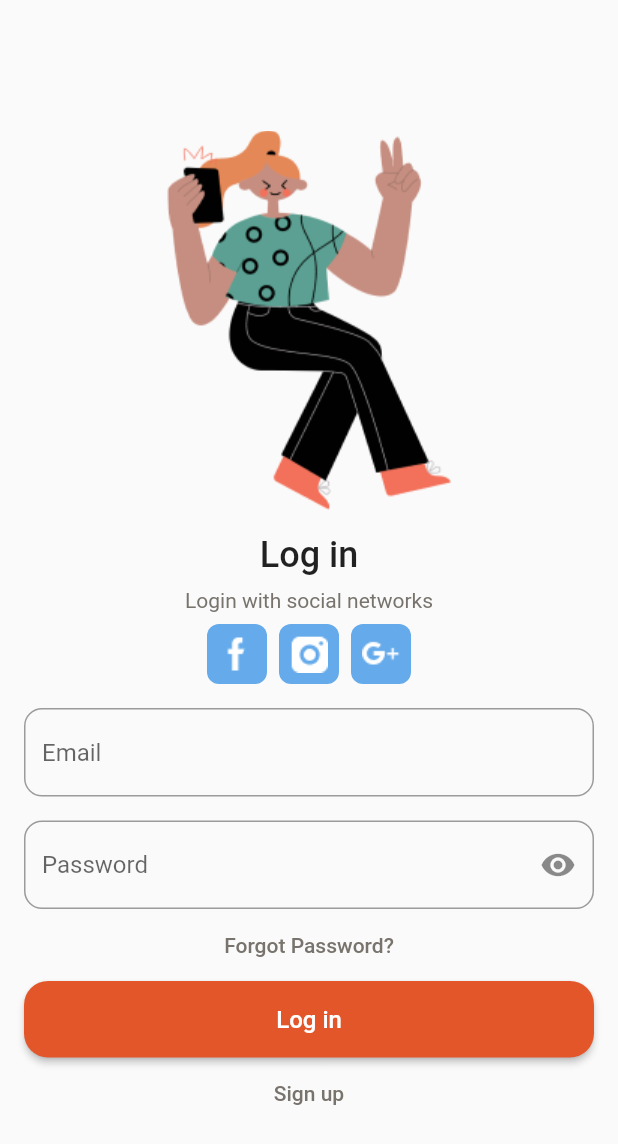
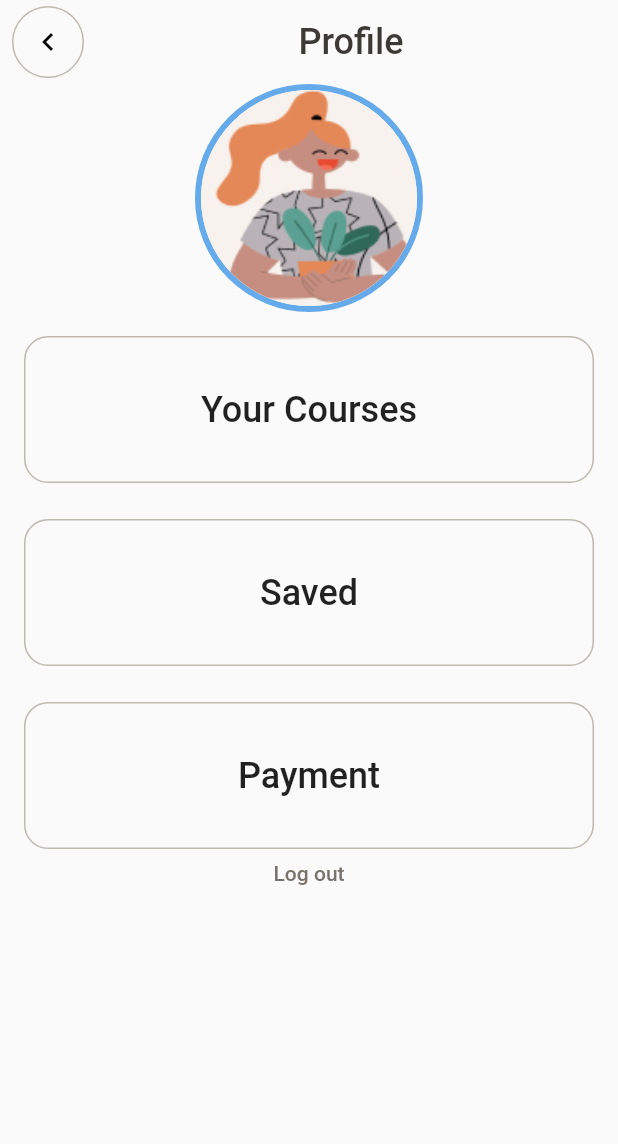
Before and after one commit to eajane28/edtech_mobileapp, a Flutter app: the screen it shows after launch, after a tap on "Next", after a tap on "Skip", after a tap on "Log in", on a phone screen of 412 x 824 dp. Shown: the top 1144 px of the screen. Run offline on Flutter 3.47's test engine with Material 2 defaults, Android fonts, the phone set to English and light mode, and no system bars; our stand-ins replace stacked, stacked_services, stacked_shared.

Commit message:
Profile UI without NavBar

```diff
--- a/lib/app/app.dart
+++ b/lib/app/app.dart
@@ -7,6 +7,7 @@ import 'package:stacked_services/stacked_services.dart';
 import 'package:edtech_mobile/ui/views/intro/intro_view.dart';
 import 'package:edtech_mobile/ui/views/login/login_view.dart';
 import 'package:edtech_mobile/ui/views/signup/signup_view.dart';
+import 'package:edtech_mobile/ui/views/profile/profile_view.dart';
 // @stacked-import
 
 @StackedApp(
@@ -16,6 +17,7 @@ import 'package:edtech_mobile/ui/views/signup/signup_view.dart';
     MaterialRoute(page: IntroView),
     MaterialRoute(page: LoginView),
     MaterialRoute(page: SignupView),
+    MaterialRoute(page: ProfileView),
 // @stacked-route
   ],
   dependencies: [
--- a/lib/app/app.router.dart
+++ b/lib/app/app.router.dart
@@ -8,12 +8,13 @@
 import 'package:edtech_mobile/ui/views/home/home_view.dart' as _i2;
 import 'package:edtech_mobile/ui/views/intro/intro_view.dart' as _i4;
 import 'package:edtech_mobile/ui/views/login/login_view.dart' as _i5;
+import 'package:edtech_mobile/ui/views/profile/profile_view.dart' as _i7;
 import 'package:edtech_mobile/ui/views/signup/signup_view.dart' as _i6;
 import 'package:edtech_mobile/ui/views/startup/startup_view.dart' as _i3;
-import 'package:flutter/material.dart' as _i7;
+import 'package:flutter/material.dart' as _i8;
 import 'package:flutter/material.dart';
 import 'package:stacked/stacked.dart' as _i1;
-import 'package:stacked_services/stacked_services.dart' as _i8;
+import 'package:stacked_services/stacked_services.dart' as _i9;
 
 class Routes {
   static const homeView = '/home-view';
@@ -26,12 +27,15 @@ class Routes {
 
   static const signupView = '/signup-view';
 
+  static const profileView = '/profile-view';
+
   static const all = <String>{
     homeView,
     startupView,
     introView,
     loginView,
     signupView,
+    profileView,
   };
 }
 
@@ -57,36 +61,46 @@ class StackedRouter extends _i1.RouterBase {
       Routes.signupView,
       page: _i6.SignupView,
     ),
+    _i1.RouteDef(
+      Routes.profileView,
+      page: _i7.ProfileView,
+    ),
   ];
 
   final _pagesMap = <Type, _i1.StackedRouteFactory>{
     _i2.HomeView: (data) {
-      return _i7.MaterialPageRoute<dynamic>(
+      return _i8.MaterialPageRoute<dynamic>(
         builder: (context) => const _i2.HomeView(),
         settings: data,
       );
     },
     _i3.StartupView: (data) {
-      return _i7.MaterialPageRoute<dynamic>(
+      return _i8.MaterialPageRoute<dynamic>(
         builder: (context) => const _i3.StartupView(),
         settings: data,
       );
     },
     _i4.IntroView: (data) {
-      return _i7.MaterialPageRoute<dynamic>(
+      return _i8.MaterialPageRoute<dynamic>(
         builder: (context) => const _i4.IntroView(),
         settings: data,
       );
     },
     _i5.LoginView: (data) {
-      return _i7.MaterialPageRoute<dynamic>(
+      return _i8.MaterialPageRoute<dynamic>(
         builder: (context) => const _i5.LoginView(),
         settings: data,
       );
     },
     _i6.SignupView: (data) {
-      return _i7.MaterialPageRoute<dynamic>(
+      return _i8.MaterialPageRoute<dynamic>(
         builder: (context) => const _i6.SignupView(),
+        settings: data,
+      );
+    },
+    _i7.ProfileView: (data) {
+      return _i8.MaterialPageRoute<dynamic>(
+        builder: (context) => const _i7.ProfileView(),
         settings: data,
       );
     },
@@ -98,7 +112,7 @@ class StackedRouter extends _i1.RouterBase {
   Map<Type, _i1.StackedRouteFactory> get pagesMap => _pagesMap;
 }
 
-extension NavigatorStateExtension on _i8.NavigationService {
+extension NavigatorStateExtension on _i9.NavigationService {
   Future<dynamic> navigateToHomeView([
     int? routerId,
     bool preventDuplicates = true,
@@ -163,6 +177,20 @@ extension NavigatorStateExtension on _i8.NavigationService {
         transition,
   ]) async {
     return navigateTo<dynamic>(Routes.signupView,
+        id: routerId,
+        preventDuplicates: preventDuplicates,
+        parameters: parameters,
+        transition: transition);
+  }
+
+  Future<dynamic> navigateToProfileView([
+    int? routerId,
+    bool preventDuplicates = true,
+    Map<String, String>? parameters,
+    Widget Function(BuildContext, Animation<double>, Animation<double>, Widget)?
+        transition,
+  ]) async {
+    return navigateTo<dynamic>(Routes.profileView,
         id: routerId,
         preventDuplicates: preventDuplicates,
         parameters: parameters,
@@ -238,4 +266,18 @@ extension NavigatorStateExtension on _i8.NavigationService {
         parameters: parameters,
         transition: transition);
   }
+
+  Future<dynamic> replaceWithProfileView([
+    int? routerId,
+    bool preventDuplicates = true,
+    Map<String, String>? parameters,
+    Widget Function(BuildContext, Animation<double>, Animation<double>, Widget)?
+        transition,
+  ]) async {
+    return replaceWith<dynamic>(Routes.profileView,
+        id: routerId,
+        preventDuplicates: preventDuplicates,
+        parameters: parameters,
+        transition: transition);
+  }
 }
--- a/lib/ui/common/back_button.dart
+++ b/lib/ui/common/back_button.dart
@@ -1,28 +1,24 @@
 import 'package:flutter/material.dart';
 
 Widget backButton() {
-  return SafeArea(
-    child: Container(
-      margin: const EdgeInsets.only(left: 15.0),
-      padding: const EdgeInsets.only(top: 16),
-      child: Container(
+  return Row(
+    mainAxisAlignment: MainAxisAlignment.start,
+    children: [
+      const SizedBox(width: 8),
+      Container(
+        width: 48,
+        height: 48,
         decoration: BoxDecoration(
           shape: BoxShape.circle,
-         border: Border.all(
-          color: const Color(0xFFBEBAB3)
-         ),
+          border: Border.all(color: const Color(0xFFBEBAB3)),
         ),
-        child: Stack(
-          children: <Widget>[
-            Center(
-              child: IconButton(
-                icon: const Icon(Icons.arrow_back_ios),
-                onPressed: () {},
-              ),
-            ),
-          ],
+        child: Center(
+          child: IconButton(
+            icon: const Icon(Icons.chevron_left),
+            onPressed: () {},
+          ),
         ),
       ),
-    ),
+    ],
   );
 }
--- /dev/null
+++ b/lib/ui/common/constants.dart
@@ -0,0 +1,5 @@
+class IconsInvolve {
+  IconsInvolve._();
+
+  static const String _rootpath = "assets/";
+}
--- a/lib/ui/views/home/home_view.dart
+++ b/lib/ui/views/home/home_view.dart
@@ -1,5 +1,6 @@
 // import 'package:edtech_mobile/model/intro_data.dart';
 
+// import 'package:edtech_mobile/ui/common/back_button.dart';
 import 'package:flutter/material.dart';
 import 'package:stacked/stacked.dart';
 // import 'package:edtech_mobile/ui/common/app_colors.dart';
@@ -17,7 +18,8 @@ class HomeView extends StackedView<HomeViewModel> {
     HomeViewModel viewModel,
     Widget? child,
   ) {
-    return const Scaffold();
+    return const Scaffold(
+    );
   }
 
   @override
--- a/lib/ui/views/login/login_view.dart
+++ b/lib/ui/views/login/login_view.dart
@@ -110,7 +110,7 @@ class LoginView extends StackedView<LoginViewModel> {
                   shape: RoundedRectangleBorder(
                       borderRadius: BorderRadius.circular(16)),
                   color: const Color(0xFFE3562A),
-                  onPressed: () {},
+                  onPressed: viewModel.profile,
                   child: const Padding(
                     padding: EdgeInsets.symmetric(vertical: 16.0),
                     child: Text('Log in',
--- a/lib/ui/views/login/login_viewmodel.dart
+++ b/lib/ui/views/login/login_viewmodel.dart
@@ -5,7 +5,6 @@ import 'package:stacked/stacked.dart';
 import 'package:stacked_services/stacked_services.dart';
 
 class LoginViewModel extends BaseViewModel {
-
   final _navigationService = locator<NavigationService>();
 
   // Place anything here that needs to happen before we get into the application
@@ -24,14 +23,17 @@ class LoginViewModel extends BaseViewModel {
 
   bool isObscure = true;
 
-  void changeIcon(){
+  void changeIcon() {
     isObscure = !isObscure;
     rebuildUi();
   }
 
-  void signUp()
-  {
+  void signUp() {
     _navigationService.replaceWithSignupView();
   }
 
+  void profile() //dummy
+  {
+    _navigationService.replaceWithProfileView();
+  }
 }
--- /dev/null
+++ b/lib/ui/views/profile/profile_view.dart
@@ -0,0 +1,150 @@
+import 'package:edtech_mobile/ui/common/back_button.dart';
+import 'package:flutter/material.dart';
+import 'package:stacked/stacked.dart';
+
+import 'profile_viewmodel.dart';
+
+class ProfileView extends StackedView<ProfileViewModel> {
+  const ProfileView({Key? key}) : super(key: key);
+
+  @override
+  Widget builder(
+    BuildContext context,
+    ProfileViewModel viewModel,
+    Widget? child,
+  ) {
+    return Scaffold(
+      appBar: AppBar(
+        iconTheme: const IconThemeData(
+          color: Colors.black,
+        ),
+        backgroundColor: Colors.transparent,
+        elevation: 0,
+        leading: backButton(),
+        title: const Center(
+          child: Text(
+            'Profile',
+            style: TextStyle(
+              fontSize: 24,
+              fontWeight: FontWeight.w500,
+              color: Color(0xFF3C3A36),
+            ),
+          ),
+        ),
+      ),
+      body: SafeArea(
+        child: SingleChildScrollView(
+          child: Center(
+            child: Column(
+              mainAxisAlignment: MainAxisAlignment.center,
+              crossAxisAlignment: CrossAxisAlignment.center,
+              children: [
+                Container(
+                  decoration: BoxDecoration(
+                    shape: BoxShape.circle,
+                    border: Border.all(
+                      color: const Color(0xFF65AAEA),
+                      width: 4
+                    )
+                  ),
+                  child: const CircleAvatar(
+                    radius: 72,
+                    backgroundImage: AssetImage('assets/Cool Kids Bust.png',),
+                    backgroundColor: Color(0xFFF8F2EE),
+                  ),
+                ),
+                Container(
+                  width: double.infinity,
+                  margin: const EdgeInsets.fromLTRB(16.0, 16.0, 16.0, 8.0),
+                  padding: const EdgeInsets.symmetric(vertical: 24.0),
+                  decoration: BoxDecoration(
+                    borderRadius: BorderRadius.circular(16.0),
+                    border: Border.all(
+                      width: 1.0,
+                      color: const Color(0xFFBEBAB3),
+                    )
+                  ),
+                  child: MaterialButton(
+                    onPressed: () {},
+                    child: const Text(
+                      'Your Courses',
+                      style: TextStyle(
+                        fontSize: 24,
+                        fontWeight: FontWeight.w500,
+                      ),
+                    ),
+                  ),
+                ),
+                Container(
+                  width: double.infinity,
+                  margin: const EdgeInsets.fromLTRB(16.0, 16.0, 16.0, 8.0),
+                  padding: const EdgeInsets.symmetric(vertical: 24.0),
+                  decoration: BoxDecoration(
+                    borderRadius: BorderRadius.circular(16.0),
+                    border: Border.all(
+                      width: 1.0,
+                      color: const Color(0xFFBEBAB3),
+                    )
+                  ),
+                  child: MaterialButton(
+                    onPressed: () {},
+                    child: const Text(
+                      'Saved',
+                      style: TextStyle(
+                        fontSize: 24,
+                        fontWeight: FontWeight.w500,
+                      ),
+                    ),
+                  ),
+                ),
+                Container(
+                  width: double.infinity,
+                  margin: const EdgeInsets.fromLTRB(16.0, 16.0, 16.0, 8.0),
+                  padding: const EdgeInsets.symmetric(vertical: 24.0),
+                  decoration: BoxDecoration(
+                    borderRadius: BorderRadius.circular(16.0),
+                    border: Border.all(
+                      width: 1.0,
+                      color: const Color(0xFFBEBAB3),
+                    )
+                  ),
+                  child: MaterialButton(
+                    onPressed: () {},
+                    child: const Text(
+                      'Payment',
+                      style: TextStyle(
+                        fontSize: 24,
+                        fontWeight: FontWeight.w500,
+                      ),
+                    ),
+                  ),
+                ),
+                Center(
+                  child: GestureDetector(
+                    onTap: () {
+
+                    },
+                    child: const Text(
+                      'Log out',
+                      style: TextStyle(
+                        fontSize: 14,
+                        fontWeight: FontWeight.w500,
+                        color: Color(0xFF78746D),
+                      ),
+                    ),
+                  ),
+                )
+              ],
+            ),
+          ),
+        ),
+      ),
+    );
+  }
+
+  @override
+  ProfileViewModel viewModelBuilder(
+    BuildContext context,
+  ) =>
+      ProfileViewModel();
+}
--- /dev/null
+++ b/lib/ui/views/profile/profile_viewmodel.dart
@@ -0,0 +1,3 @@
+import 'package:stacked/stacked.dart';
+
+class ProfileViewModel extends BaseViewModel {}
--- a/lib/ui/views/signup/signup_view.dart
+++ b/lib/ui/views/signup/signup_view.dart
@@ -14,7 +14,8 @@ class SignupView extends StackedView<SignupViewModel> {
     Widget? child,
   ) {
     return Scaffold(
-      body: SingleChildScrollView(
+      body: SafeArea(
+        child: SingleChildScrollView(
           child: SizedBox(
             height: MediaQuery.sizeOf(context).height,
             child: Column(
@@ -141,6 +142,7 @@ class SignupView extends StackedView<SignupViewModel> {
             ),
           ),
         ),
+      ),
     );
   }
 
```
Also changed, not shown: assets/svg_icons.dart (added, +15 -0 lines), lib/ui/views/signup/signup_viewmodel.dart (+3 -7 lines), assets/Cool Kids Bust.png (added), 1 other file. Lines whose indentation alone changed are shown as unchanged.
